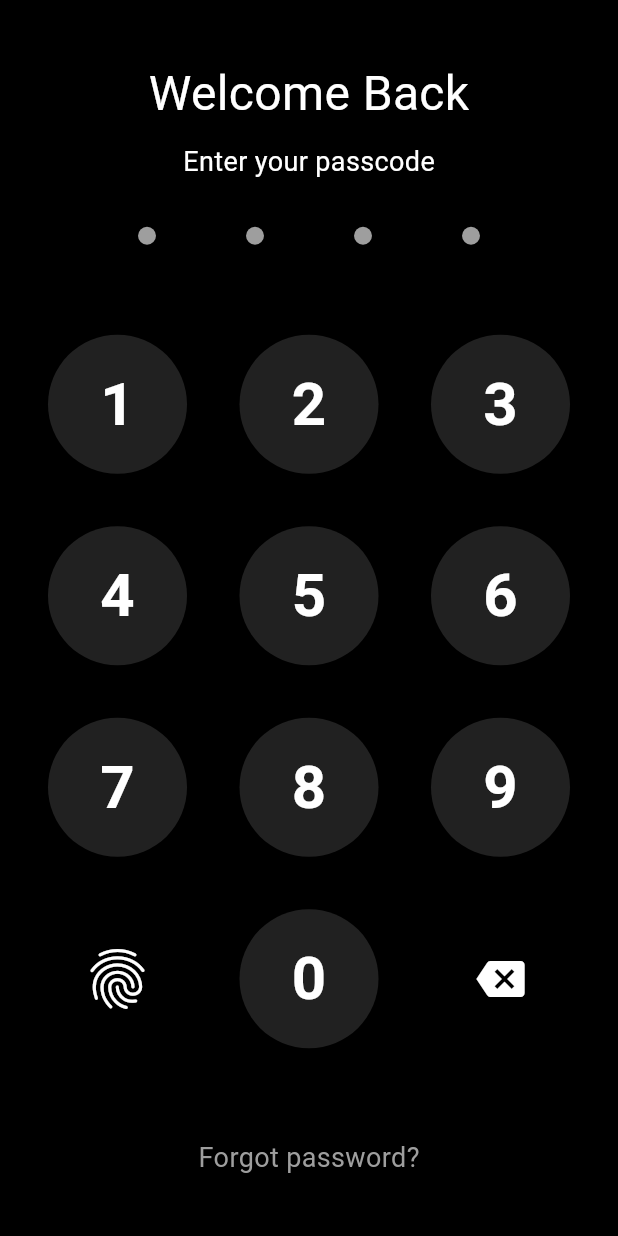
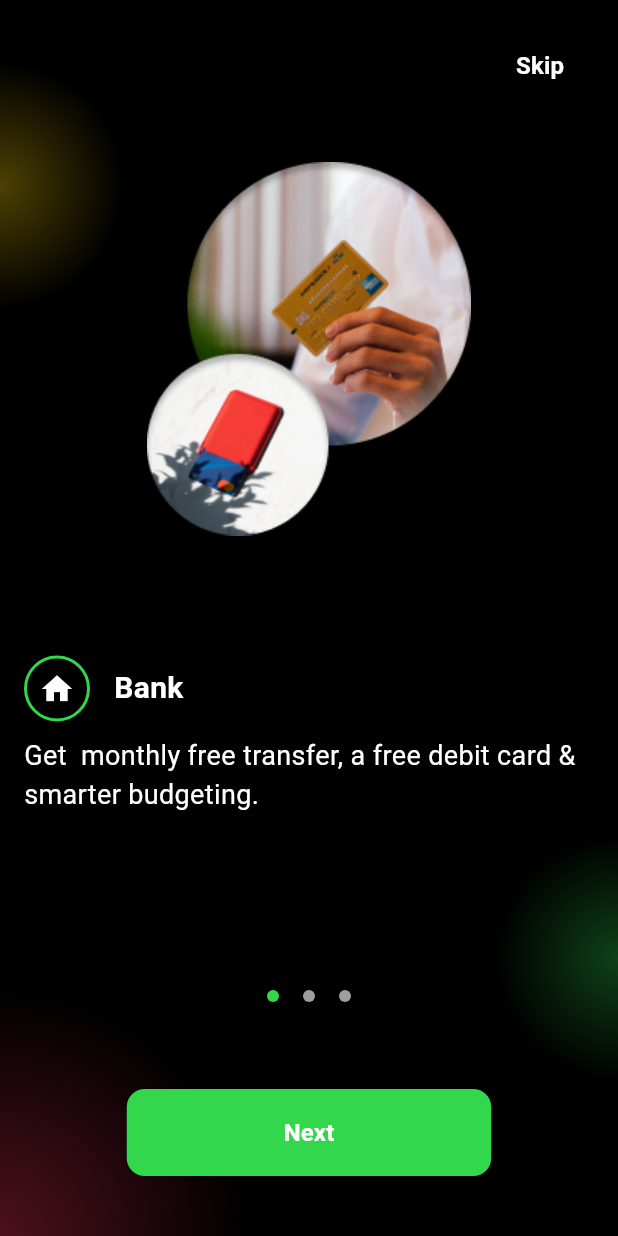
Before and after one commit to ojolowoblue/noel-know-well-no-well, a Flutter app: the screen it shows after launch, on a phone screen of 412 x 824 dp. Run offline on Flutter 3.47's test engine with Material 3 defaults, Android fonts, the phone set to English and light mode, and no system bars.

Commit message:
build walkthrough screen

```diff
--- a/lib/main.dart
+++ b/lib/main.dart
@@ -1,5 +1,5 @@
 import 'package:flutter/material.dart';
-import 'package:noel_fintech_app/presentation/security_screen.dart';
+import 'package:noel_fintech_app/presentation/onboarding/walk_through_screen.dart';
 
 void main() {
   runApp(const MyApp());
@@ -11,13 +11,13 @@ class MyApp extends StatelessWidget {
   @override
   Widget build(BuildContext context) {
     return MaterialApp(
-      title: 'Flutter Demo',
+      title: 'Noel Fintech App',
       debugShowCheckedModeBanner: false,
       theme: ThemeData(
         colorScheme: ColorScheme.fromSeed(seedColor: Colors.deepPurple),
         useMaterial3: true,
       ),
-      home: SecurityScreen(),
+      home: const WalkThroughScreen(),
     );
   }
 }
--- a/lib/presentation/home/widgets/build_card.dart
+++ b/lib/presentation/home/widgets/build_card.dart
@@ -1,5 +1,6 @@
 import 'package:flutter/material.dart';
 
+// ignore: must_be_immutable
 class BuildCard extends StatelessWidget {
   BuildCard(
       {super.key,
--- /dev/null
+++ b/lib/presentation/onboarding/utils.dart
@@ -0,0 +1,38 @@
+import 'package:flutter/material.dart';
+
+class Screen {
+  const Screen({
+    required this.title,
+    required this.description,
+    required this.image,
+    required this.icon,
+  });
+
+  final String title;
+  final String description;
+  final String image;
+  final IconData icon;
+}
+
+const List<Screen> screens = [
+  Screen(
+    title: "Bank",
+    description:
+        "Get  monthly free transfer, a free debit card & smarter budgeting.",
+    image: "assets/images/onboarding/onboarding_1.png",
+    icon: Icons.home,
+  ),
+  Screen(
+    title: "Save",
+    description:
+        "Earn more interest on your saving & save automatically when you spend.",
+    image: "assets/images/onboarding/onboarding_2.png",
+    icon: Icons.save,
+  ),
+  Screen(
+    title: "Overdraft",
+    description: "Get instant overdraft when you use your card actively",
+    image: "assets/images/onboarding/onboarding_1.png",
+    icon: Icons.credit_card,
+  ),
+];
--- /dev/null
+++ b/lib/presentation/onboarding/walk_through_screen.dart
@@ -0,0 +1,244 @@
+import 'package:flutter/material.dart';
+import 'package:noel_fintech_app/presentation/onboarding/utils.dart';
+
+class WalkThroughScreen extends StatefulWidget {
+  const WalkThroughScreen({super.key});
+
+  @override
+  State<WalkThroughScreen> createState() => WalkThroughScreenState();
+}
+
+class WalkThroughScreenState extends State<WalkThroughScreen> {
+  int activePage = 0;
+  late final PageController pageController;
+
+  @override
+  void initState() {
+    super.initState();
+    pageController = PageController(initialPage: activePage);
+  }
+
+  @override
+  void dispose() {
+    pageController.dispose();
+    super.dispose();
+  }
+
+  @override
+  Widget build(BuildContext context) {
+    void onPageChanged(int index) {
+      setState(() {
+        activePage = index;
+      });
+    }
+
+    return Scaffold(
+      backgroundColor: Colors.black,
+      body: Stack(
+        children: [
+          Container(
+            decoration: BoxDecoration(
+              gradient: RadialGradient(
+                center: Alignment.bottomLeft,
+                radius: 0.4,
+                colors: [
+                  Color(0x4DFF375F), // 30% opacity (#FF375F)
+                  Color(0x00FF375F), // 0% opacity (#FF375F)
+                ],
+                stops: [0.0, 1.0],
+              ),
+            ),
+          ),
+          Container(
+            decoration: BoxDecoration(
+              gradient: RadialGradient(
+                center: Alignment(1.0, 0.55),
+                radius: 0.2,
+                colors: [
+                  Color(0x4D32D74B), // 30% opacity (#32D74B)
+                  Color(0x0032D74B), // 0% opacity (#32D74B)
+                ],
+                stops: [0.0, 1.0],
+              ),
+            ),
+          ),
+          Container(
+            decoration: BoxDecoration(
+              gradient: RadialGradient(
+                center: Alignment(-1.0, -0.7),
+                radius: 0.2,
+                colors: [
+                  Color(0x4DFFD60A), // 30% opacity (#FFD60A)
+                  Color(0x00FFD60A), // 0% opacity (#FFD60A)
+                ],
+                stops: [0.0, 1.0],
+              ),
+            ),
+          ),
+          SafeArea(
+            child: Column(children: [
+              Padding(
+                padding: EdgeInsets.all(20.0),
+                child: Row(
+                  mainAxisAlignment: MainAxisAlignment.end,
+                  children: [
+                    TextButton(
+                      onPressed: () {},
+                      child: Text(
+                        'Skip',
+                        style: TextStyle(
+                          color: Colors.white,
+                          fontSize: 16,
+                          fontWeight: FontWeight.w600,
+                        ),
+                      ),
+                    ),
+                  ],
+                ),
+              ),
+              SizedBox(
+                height: 20,
+              ),
+              Expanded(
+                child: PageView.builder(
+                  itemCount: screens.length,
+                  controller: pageController,
+                  onPageChanged: onPageChanged,
+                  itemBuilder: (context, index) {
+                    return Column(
+                      crossAxisAlignment: CrossAxisAlignment.start,
+                      children: [
+                        Center(
+                          child: Image.asset(
+                            screens[index].image,
+                            width: 216,
+                            height: 249,
+                          ),
+                        ),
+                        SizedBox(
+                          height: 80,
+                        ),
+                        Padding(
+                          padding: const EdgeInsets.symmetric(horizontal: 16),
+                          child: Row(
+                            children: [
+                              Container(
+                                width: 44,
+                                height: 44,
+                                decoration: BoxDecoration(
+                                  shape: BoxShape.circle,
+                                  color: Colors.black,
+                                  border: Border.all(
+                                    color: Color(0xff32D74B),
+                                    width: 2,
+                                  ),
+                                ),
+                                child: Icon(
+                                  screens[index].icon,
+                                  color: Colors.white,
+                                ),
+                              ),
+                              SizedBox(
+                                width: 16,
+                              ),
+                              Text(
+                                screens[index].title,
+                                style: TextStyle(
+                                  fontSize: 20,
+                                  fontWeight: FontWeight.w600,
+                                  color: Colors.white,
+                                ),
+                              ),
+                            ],
+                          ),
+                        ),
+                        SizedBox(
+                          height: 10,
+                        ),
+                        Padding(
+                          padding: const EdgeInsets.symmetric(horizontal: 16),
+                          child: Text(
+                            screens[index].description,
+                            style: TextStyle(
+                              fontSize: 18,
+                              color: Colors.white,
+                            ),
+                          ),
+                        ),
+                      ],
+                    );
+                  },
+                ),
+              ),
+              Column(
+                children: [
+                  Padding(
+                    padding: const EdgeInsets.symmetric(
+                      vertical: 10,
+                    ),
+                    child: Row(
+                      mainAxisAlignment: MainAxisAlignment.center,
+                      children: List.generate(
+                        screens.length,
+                        (index) => Padding(
+                          padding: const EdgeInsets.all(8.0),
+                          child: AnimatedContainer(
+                            duration: Duration(milliseconds: 300),
+                            width: 8,
+                            height: 8,
+                            decoration: BoxDecoration(
+                              shape: BoxShape.circle,
+                              color: index == activePage
+                                  ? Color(0xff32D74B)
+                                  : Colors.grey,
+                            ),
+                          ),
+                        ),
+                      ),
+                    ),
+                  ),
+                  SizedBox(
+                    height: 40,
+                  ),
+                  SizedBox(
+                    height: 58,
+                    width: 243,
+                    child: ElevatedButton(
+                      style: ElevatedButton.styleFrom(
+                        backgroundColor: Color(0xff32D74B),
+                        shape: RoundedRectangleBorder(
+                          borderRadius: BorderRadius.circular(12),
+                        ),
+                      ),
+                      onPressed: () {
+                        if (activePage < screens.length - 1) {
+                          pageController.nextPage(
+                            duration: Duration(milliseconds: 300),
+                            curve: Curves.easeInOut,
+                          );
+                        } else {
+                          // Navigate to the next screen
+                        }
+                      },
+                      child: const Text(
+                        'Next',
+                        style: TextStyle(
+                          color: Colors.white,
+                          fontSize: 16,
+                          fontWeight: FontWeight.w600,
+                        ),
+                      ),
+                    ),
+                  ),
+                  SizedBox(
+                    height: 40,
+                  ),
+                ],
+              )
+            ]),
+          ),
+        ],
+      ),
+    );
+  }
+}
```
Also changed, not shown: pubspec.yaml (+2 -5 lines), assets/images/onboarding/onboarding_1.png (added), assets/images/onboarding/onboarding_2.png (added), pubspec.lock, 1 other file.
